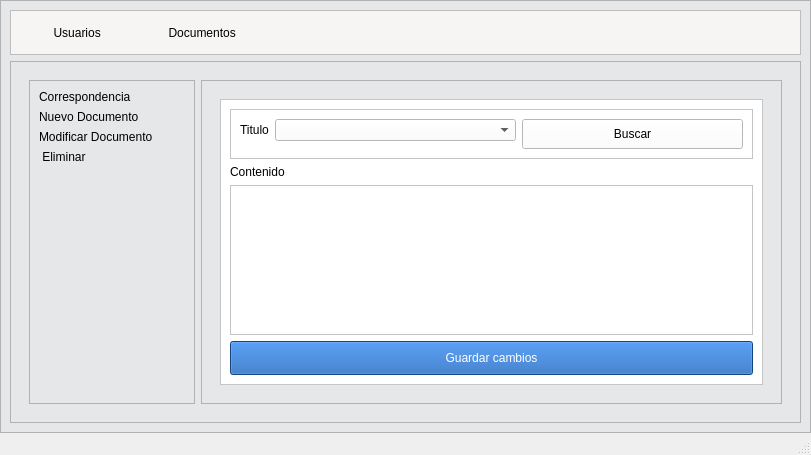
Before: the Qt Designer form Tecnologías Emergentes/proyecto.ui in evegand/8vo, drawn with Qt 5.
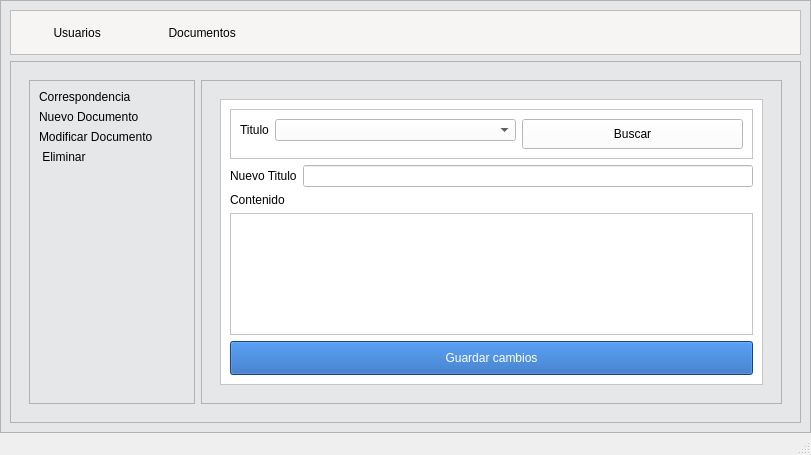
After: the same form once the commit is applied. The open tabs and pages were chosen to show the change. Icons and pictures are not drawn.

Commit message: adding title field

What changed in the file:
```diff
--- a/Tecnologías Emergentes/proyecto.ui
+++ b/Tecnologías Emergentes/proyecto.ui
@@ -1479,6 +1479,20 @@
                           </layout>
                          </widget>
                         </item>
+                        <item>
+                         <layout class="QFormLayout" name="formLayout_9">
+                          <item row="0" column="0">
+                           <widget class="QLabel" name="tituloLabel_4">
+                            <property name="text">
+                             <string>Nuevo Titulo</string>
+                            </property>
+                           </widget>
+                          </item>
+                          <item row="0" column="1">
+                           <widget class="QLineEdit" name="tituloLineEdit_2"/>
+                          </item>
+                         </layout>
+                        </item>
                         <item>
                          <widget class="QLabel" name="label_3">
                           <property name="text">
```
Left out of the diff: 2 changed lines with no effect on the pictures.
